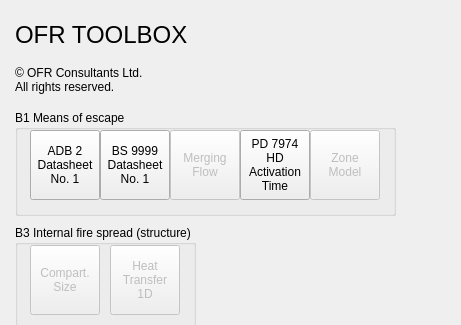
This is fseutil/gui/layout/ui/main.ui in fsepy/fseutil as Qt 5 draws it before an edit; both pictures show x 0 to 461 and y 0 to 325 of the 461 by 621 pixel window. The edited form follows.
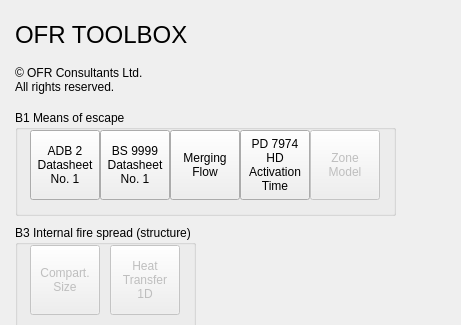
This is the edited form. Icons and pictures are not drawn.

Diff of the .ui file:
```diff
--- a/fseutil/gui/layout/ui/main.ui
+++ b/fseutil/gui/layout/ui/main.ui
@@ -118,7 +118,7 @@
     </widget>
     <widget class="QPushButton" name="b4_01_br187_parallel_8">
      <property name="enabled">
-      <bool>false</bool>
+      <bool>true</bool>
      </property>
      <property name="geometry">
       <rect>
```
Left out of the diff: 4 changed lines with no effect on the pictures.
